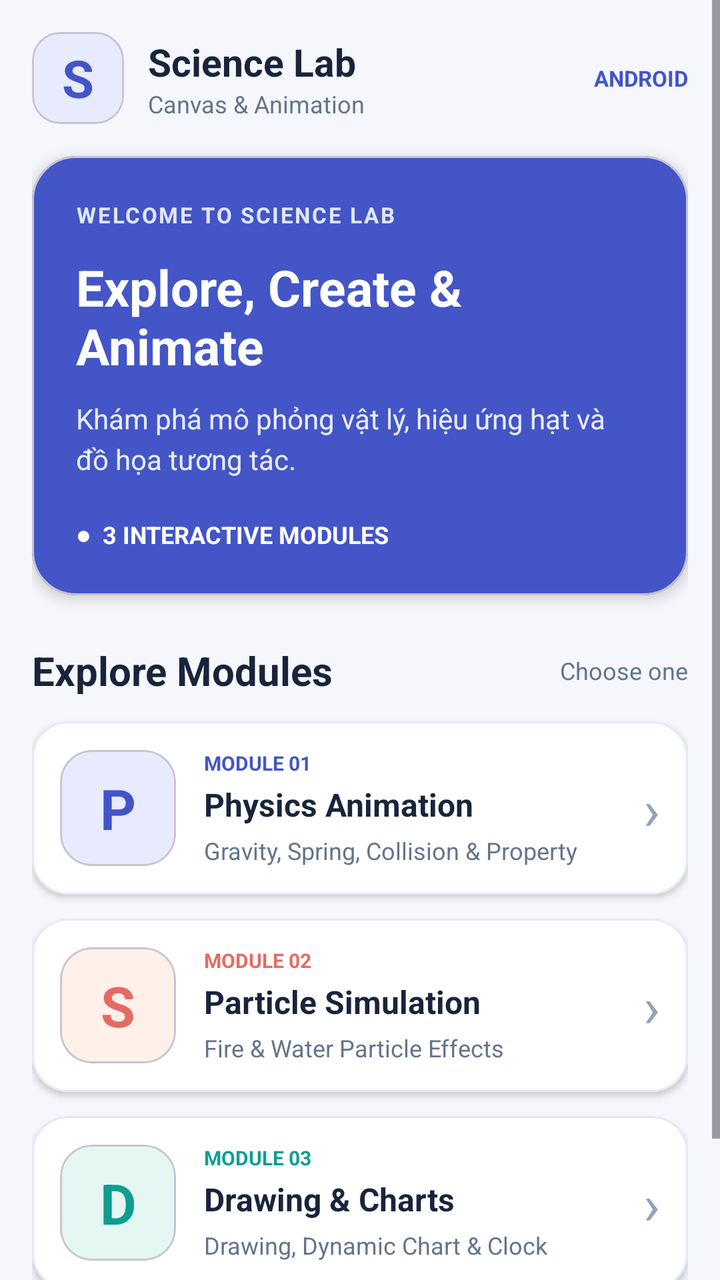
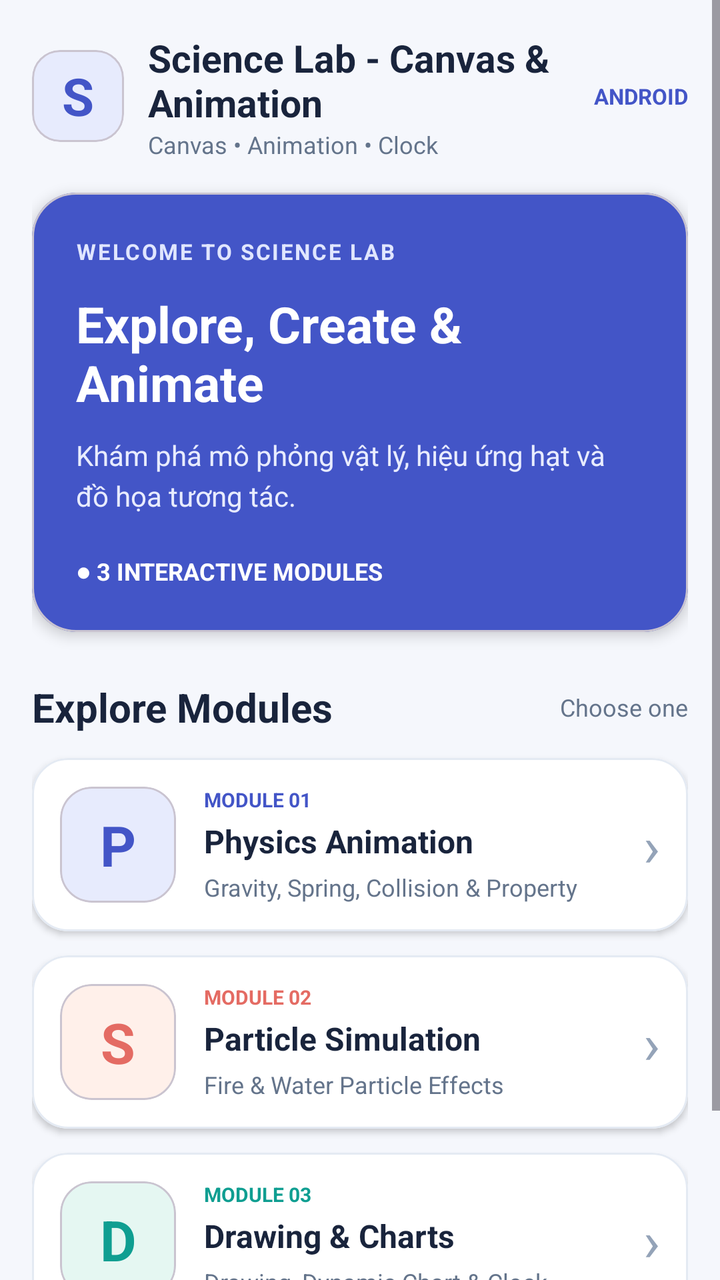

Two renders of the same Android screen: before a commit and after it. Below are the layout's source before the change and the commit's diff.
<!-- AndroidManifest.xml: application theme Theme.MyApplication -->
<!-- res/layout/fragment_home.xml -->
<ScrollView
    xmlns:android="http://schemas.android.com/apk/res/android"
    xmlns:app="http://schemas.android.com/apk/res-auto"
    android:layout_width="match_parent"
    android:layout_height="match_parent"
    android:background="#F5F7FC"
    android:fillViewport="true"
    android:clipToPadding="false">

    <LinearLayout
        android:layout_width="match_parent"
        android:layout_height="wrap_content"
        android:orientation="vertical"
        android:padding="16dp">

        
        <LinearLayout
            android:layout_width="match_parent"
            android:layout_height="wrap_content"
            android:orientation="horizontal"
            android:gravity="center_vertical"
            android:paddingBottom="16dp">

            <com.google.android.material.card.MaterialCardView
                android:layout_width="46dp"
                android:layout_height="46dp"
                app:cardCornerRadius="14dp"
                app:cardElevation="0dp"
                app:cardBackgroundColor="#E7EBFD">

                <TextView
                    android:layout_width="match_parent"
                    android:layout_height="match_parent"
                    android:gravity="center"
                    android:text="S"
                    android:textSize="26sp"
                    android:textStyle="bold"
                    android:textColor="#4355C7"/>

            </com.google.android.material.card.MaterialCardView>

            <LinearLayout
                android:layout_width="0dp"
                android:layout_height="wrap_content"
                android:layout_weight="1"
                android:orientation="vertical"
                android:paddingStart="12dp">

                <TextView
                    android:layout_width="match_parent"
                    android:layout_height="wrap_content"
                    android:text="Science Lab"
                    android:textColor="#19243C"
                    android:textSize="19sp"
                    android:textStyle="bold"/>

                <TextView
                    android:layout_width="match_parent"
                    android:layout_height="wrap_content"
                    android:text="Canvas &amp; Animation"
                    android:textColor="#64748B"
                    android:textSize="12sp"/>

            </LinearLayout>

            <TextView
                android:layout_width="wrap_content"
                android:layout_height="wrap_content"
                android:text="ANDROID"
                android:textColor="#4355C7"
                android:textSize="11sp"
                android:textStyle="bold"/>

        </LinearLayout>

        
        <com.google.android.material.card.MaterialCardView
            android:layout_width="match_parent"
            android:layout_height="wrap_content"
            app:cardCornerRadius="22dp"
            app:cardElevation="4dp"
            app:cardBackgroundColor="#4355C7">

            <LinearLayout
                android:layout_width="match_parent"
                android:layout_height="wrap_content"
                android:orientation="vertical"
                android:padding="22dp">

                <TextView
                    android:layout_width="match_parent"
                    android:layout_height="wrap_content"
                    android:text="WELCOME TO SCIENCE LAB"
                    android:textColor="#E0E6FF"
                    android:textSize="11sp"
                    android:textStyle="bold"
                    android:letterSpacing="0.08"/>

                <TextView
                    android:layout_width="match_parent"
                    android:layout_height="wrap_content"
                    android:layout_marginTop="12dp"
                    android:text="Explore, Create &amp; Animate"
                    android:textColor="#FFFFFF"
                    android:textSize="25sp"
                    android:textStyle="bold"/>

                <TextView
                    android:layout_width="match_parent"
                    android:layout_height="wrap_content"
                    android:layout_marginTop="10dp"
                    android:text="Khám phá mô phỏng vật lý, hiệu ứng hạt và đồ họa tương tác."
                    android:textColor="#E8ECFF"
                    android:textSize="14sp"
                    android:lineSpacingExtra="4dp"/>

                <TextView
                    android:layout_width="wrap_content"
                    android:layout_height="wrap_content"
                    android:layout_marginTop="20dp"
                    android:text="●  3 INTERACTIVE MODULES"
                    android:textColor="#FFFFFF"
                    android:textSize="12sp"
                    android:textStyle="bold"/>

            </LinearLayout>

        </com.google.android.material.card.MaterialCardView>

        
        <LinearLayout
            android:layout_width="match_parent"
            android:layout_height="wrap_content"
            android:layout_marginTop="24dp"
            android:layout_marginBottom="12dp"
            android:orientation="horizontal"
            android:gravity="center_vertical">

            <TextView
                android:layout_width="0dp"
                android:layout_height="wrap_content"
                android:layout_weight="1"
                android:text="Explore Modules"
                android:textSize="20sp"
                android:textStyle="bold"
                android:textColor="#19243C"/>

            <TextView
                android:layout_width="wrap_content"
                android:layout_height="wrap_content"
                android:text="Choose one"
                android:textSize="12sp"
                android:textColor="#64748B"/>

        </LinearLayout>

        
        <com.google.android.material.card.MaterialCardView
            android:id="@+id/cardPhysics"
            android:layout_width="match_parent"
            android:layout_height="wrap_content"
            android:layout_marginBottom="12dp"
            android:clickable="true"
            android:focusable="true"
            android:contentDescription="Open Physics Animation"
            android:foreground="?android:attr/selectableItemBackground"
            app:cardCornerRadius="18dp"
            app:cardElevation="2dp"
            app:strokeWidth="1dp"
            app:strokeColor="#E4EAF3"
            app:cardBackgroundColor="#FFFFFF">

            <LinearLayout
                android:layout_width="match_parent"
                android:layout_height="wrap_content"
                android:orientation="horizontal"
                android:gravity="center_vertical"
                android:padding="14dp">

                <com.google.android.material.card.MaterialCardView
                    android:layout_width="58dp"
                    android:layout_height="58dp"
                    app:cardCornerRadius="16dp"
                    app:cardElevation="0dp"
                    app:cardBackgroundColor="#E7EBFD">

                    <TextView
                        android:layout_width="match_parent"
                        android:layout_height="match_parent"
                        android:gravity="center"
                        android:text="P"
                        android:textColor="#4355C7"
                        android:textSize="28sp"
                        android:textStyle="bold"/>

                </com.google.android.material.card.MaterialCardView>

                <LinearLayout
                    android:layout_width="0dp"
                    android:layout_height="wrap_content"
                    android:layout_weight="1"
                    android:orientation="vertical"
                    android:paddingStart="14dp">

                    <TextView
                        android:layout_width="match_parent"
                        android:layout_height="wrap_content"
                        android:text="MODULE 01"
                        android:textSize="10sp"
                        android:textColor="#4355C7"
                        android:textStyle="bold"/>

                    <TextView
                        android:layout_width="match_parent"
                        android:layout_height="wrap_content"
                        android:layout_marginTop="3dp"
                        android:text="Physics Animation"
                        android:textSize="16sp"
                        android:textStyle="bold"
                        android:textColor="#19243C"/>

                    <TextView
                        android:layout_width="match_parent"
                        android:layout_height="wrap_content"
                        android:layout_marginTop="4dp"
                        android:text="Gravity, Spring, Collision &amp; Property"
                        android:textSize="12sp"
                        android:textColor="#64748B"/>

                </LinearLayout>

                <TextView
                    android:layout_width="wrap_content"
                    android:layout_height="wrap_content"
                    android:text="›"
                    android:textSize="28sp"
                    android:textColor="#94A3B8"/>

            </LinearLayout>

        </com.google.android.material.card.MaterialCardView>

        
        <com.google.android.material.card.MaterialCardView
            android:id="@+id/cardSimulation"
            android:layout_width="match_parent"
            android:layout_height="wrap_content"
            android:layout_marginBottom="12dp"
            android:clickable="true"
            android:focusable="true"
            android:contentDescription="Open Particle Simulation"
            android:foreground="?android:attr/selectableItemBackground"
            app:cardCornerRadius="18dp"
            app:cardElevation="2dp"
            app:strokeWidth="1dp"
            app:strokeColor="#E4EAF3"
            app:cardBackgroundColor="#FFFFFF">

            <LinearLayout
                android:layout_width="match_parent"
                android:layout_height="wrap_content"
                android:orientation="horizontal"
                android:gravity="center_vertical"
                android:padding="14dp">

                <com.google.android.material.card.MaterialCardView
                    android:layout_width="58dp"
                    android:layout_height="58dp"
                    app:cardCornerRadius="16dp"
                    app:cardElevation="0dp"
                    app:cardBackgroundColor="#FFF0EA">

                    <TextView
                        android:layout_width="match_parent"
                        android:layout_height="match_parent"
                        android:gravity="center"
                        android:text="S"
                        android:textColor="#E46B63"
                        android:textSize="28sp"
                        android:textStyle="bold"/>

                </com.google.android.material.card.MaterialCardView>

                <LinearLayout
                    android:layout_width="0dp"
                    android:layout_height="wrap_content"
                    android:layout_weight="1"
                    android:orientation="vertical"
                    android:paddingStart="14dp">

                    <TextView
                        android:layout_width="match_parent"
                        android:layout_height="wrap_content"
                        android:text="MODULE 02"
                        android:textSize="10sp"
                        android:textColor="#E46B63"
                        android:textStyle="bold"/>

                    <TextView
                        android:layout_width="match_parent"
                        android:layout_height="wrap_content"
                        android:layout_marginTop="3dp"
                        android:text="Particle Simulation"
                        android:textSize="16sp"
                        android:textStyle="bold"
                        android:textColor="#19243C"/>

                    <TextView
                        android:layout_width="match_parent"
                        android:layout_height="wrap_content"
                        android:layout_marginTop="4dp"
                        android:text="Fire &amp; Water Particle Effects"
                        android:textSize="12sp"
                        android:textColor="#64748B"/>

                </LinearLayout>

                <TextView
                    android:layout_width="wrap_content"
                    android:layout_height="wrap_content"
                    android:text="›"
                    android:textSize="28sp"
                    android:textColor="#94A3B8"/>

            </LinearLayout>

        </com.google.android.material.card.MaterialCardView>

        
        <com.google.android.material.card.MaterialCardView
            android:id="@+id/cardDrawing"
            android:layout_width="match_parent"
            android:layout_height="wrap_content"
            android:layout_marginBottom="12dp"
            android:clickable="true"
            android:focusable="true"
            android:contentDescription="Open Drawing and Charts"
            android:foreground="?android:attr/selectableItemBackground"
            app:cardCornerRadius="18dp"
            app:cardElevation="2dp"
            app:strokeWidth="1dp"
            app:strokeColor="#E4EAF3"
            app:cardBackgroundColor="#FFFFFF">

            <LinearLayout
                android:layout_width="match_parent"
                android:layout_height="wrap_content"
                android:orientation="horizontal"
                android:gravity="center_vertical"
                android:padding="14dp">

                <com.google.android.material.card.MaterialCardView
                    android:layout_width="58dp"
                    android:layout_height="58dp"
                    app:cardCornerRadius="16dp"
                    app:cardElevation="0dp"
                    app:cardBackgroundColor="#E5F7F2">

                    <TextView
                        android:layout_width="match_parent"
                        android:layout_height="match_parent"
                        android:gravity="center"
                        android:text="D"
                        android:textColor="#0F9E91"
                        android:textSize="28sp"
                        android:textStyle="bold"/>

                </com.google.android.material.card.MaterialCardView>

                <LinearLayout
                    android:layout_width="0dp"
                    android:layout_height="wrap_content"
                    android:layout_weight="1"
                    android:orientation="vertical"
                    android:paddingStart="14dp">

                    <TextView
                        android:layout_width="match_parent"
                        android:layout_height="wrap_content"
                        android:text="MODULE 03"
                        android:textSize="10sp"
                        android:textColor="#0F9E91"
                        android:textStyle="bold"/>

                    <TextView
                        android:layout_width="match_parent"
                        android:layout_height="wrap_content"
                        android:layout_marginTop="3dp"
                        android:text="Drawing &amp; Charts"
                        android:textSize="16sp"
                        android:textStyle="bold"
                        android:textColor="#19243C"/>

                    <TextView
                        android:layout_width="match_parent"
                        android:layout_height="wrap_content"
                        android:layout_marginTop="4dp"
                        android:text="Drawing, Dynamic Chart &amp; Clock"
                        android:textSize="12sp"
                        android:textColor="#64748B"/>

                </LinearLayout>

                <TextView
                    android:layout_width="wrap_content"
                    android:layout_height="wrap_content"
                    android:text="›"
                    android:textSize="28sp"
                    android:textColor="#94A3B8"/>

            </LinearLayout>

        </com.google.android.material.card.MaterialCardView>

        
        <TextView
            android:layout_width="match_parent"
            android:layout_height="wrap_content"
            android:layout_marginTop="12dp"
            android:layout_marginBottom="20dp"
            android:text="ANDROID CANVAS &amp; ANIMATION PROJECT"
            android:textSize="11sp"
            android:textColor="#94A3B8"
            android:gravity="center"/>

    </LinearLayout>

</ScrollView>
<!-- resources referenced by this layout -->
<resources>
  <style name="Theme.MyApplication" parent="Base.Theme.MyApplication" />
  <style name="Base.Theme.MyApplication" parent="Theme.Material3.DayNight.NoActionBar">
          
          
      </style>
</resources>

<!-- the commit's change to res/layout/fragment_home.xml (unified diff, before → after) -->
@@ -1,3 +1,4 @@
+<?xml version="1.0" encoding="utf-8"?>
 <ScrollView
     xmlns:android="http://schemas.android.com/apk/res/android"
     xmlns:app="http://schemas.android.com/apk/res-auto"
@@ -49,7 +50,7 @@
                 <TextView
                     android:layout_width="match_parent"
                     android:layout_height="wrap_content"
-                    android:text="Science Lab"
+                    android:text="@string/app_name"
                     android:textColor="#19243C"
                     android:textSize="19sp"
                     android:textStyle="bold"/>
@@ -57,7 +58,7 @@
                 <TextView
                     android:layout_width="match_parent"
                     android:layout_height="wrap_content"
-                    android:text="Canvas &amp; Animation"
+                    android:text="@string/tag_drawing_features"
                     android:textColor="#64748B"
                     android:textSize="12sp"/>
 
@@ -66,7 +67,7 @@
             <TextView
                 android:layout_width="wrap_content"
                 android:layout_height="wrap_content"
-                android:text="ANDROID"
+                android:text="@string/android_badge"
                 android:textColor="#4355C7"
                 android:textSize="11sp"
                 android:textStyle="bold"/>
@@ -90,7 +91,7 @@
                 <TextView
                     android:layout_width="match_parent"
                     android:layout_height="wrap_content"
-                    android:text="WELCOME TO SCIENCE LAB"
+                    android:text="@string/welcome_header"
                     android:textColor="#E0E6FF"
                     android:textSize="11sp"
                     android:textStyle="bold"
@@ -100,7 +101,7 @@
                     android:layout_width="match_parent"
                     android:layout_height="wrap_content"
                     android:layout_marginTop="12dp"
-                    android:text="Explore, Create &amp; Animate"
+                    android:text="@string/welcome_title"
                     android:textColor="#FFFFFF"
                     android:textSize="25sp"
                     android:textStyle="bold"/>
@@ -109,7 +110,7 @@
                     android:layout_width="match_parent"
                     android:layout_height="wrap_content"
                     android:layout_marginTop="10dp"
-                    android:text="Khám phá mô phỏng vật lý, hiệu ứng hạt và đồ họa tương tác."
+                    android:text="@string/welcome_desc"
                     android:textColor="#E8ECFF"
                     android:textSize="14sp"
                     android:lineSpacingExtra="4dp"/>
@@ -118,7 +119,7 @@
                     android:layout_width="wrap_content"
                     android:layout_height="wrap_content"
                     android:layout_marginTop="20dp"
-                    android:text="●  3 INTERACTIVE MODULES"
+                    android:text="@string/interactive_modules_badge"
                     android:textColor="#FFFFFF"
                     android:textSize="12sp"
                     android:textStyle="bold"/>
@@ -140,7 +141,7 @@
                 android:layout_width="0dp"
                 android:layout_height="wrap_content"
                 android:layout_weight="1"
-                android:text="Explore Modules"
+                android:text="@string/explore_modules_title"
                 android:textSize="20sp"
                 android:textStyle="bold"
                 android:textColor="#19243C"/>
@@ -148,7 +149,7 @@
             <TextView
                 android:layout_width="wrap_content"
                 android:layout_height="wrap_content"
-                android:text="Choose one"
+                android:text="@string/choose_one"
                 android:textSize="12sp"
                 android:textColor="#64748B"/>
 
@@ -162,7 +163,7 @@
             android:layout_marginBottom="12dp"
             android:clickable="true"
             android:focusable="true"
-            android:contentDescription="Open Physics Animation"
+            android:contentDescription="@string/desc_open_physics"
             android:foreground="?android:attr/selectableItemBackground"
             app:cardCornerRadius="18dp"
             app:cardElevation="2dp"
@@ -205,7 +206,7 @@
                     <TextView
                         android:layout_width="match_parent"
                         android:layout_height="wrap_content"
-                        android:text="MODULE 01"
+                        android:text="@string/module_01_label"
                         android:textSize="10sp"
                         android:textColor="#4355C7"
                         android:textStyle="bold"/>
@@ -214,7 +215,7 @@
                         android:layout_width="match_parent"
                         android:layout_height="wrap_content"
                         android:layout_marginTop="3dp"
-                        android:text="Physics Animation"
+                        android:text="@string/module_01_title"
                         android:textSize="16sp"
                         android:textStyle="bold"
                         android:textColor="#19243C"/>
@@ -223,7 +224,7 @@
                         android:layout_width="match_parent"
                         android:layout_height="wrap_content"
                         android:layout_marginTop="4dp"
-                        android:text="Gravity, Spring, Collision &amp; Property"
+                        android:text="@string/module_01_desc"
                         android:textSize="12sp"
                         android:textColor="#64748B"/>
 
@@ -248,7 +249,7 @@
             android:layout_marginBottom="12dp"
             android:clickable="true"
             android:focusable="true"
-            android:contentDescription="Open Particle Simulation"
+            android:contentDescription="@string/desc_open_simulation"
             android:foreground="?android:attr/selectableItemBackground"
             app:cardCornerRadius="18dp"
             app:cardElevation="2dp"
@@ -291,7 +292,7 @@
                     <TextView
                         android:layout_width="match_parent"
                         android:layout_height="wrap_content"
-                        android:text="MODULE 02"
+                        android:text="@string/module_02_label"
                         android:textSize="10sp"
                         android:textColor="#E46B63"
                         android:textStyle="bold"/>
@@ -300,7 +301,7 @@
                         android:layout_width="match_parent"
                         android:layout_height="wrap_content"
                         android:layout_marginTop="3dp"
-                        android:text="Particle Simulation"
+                        android:text="@string/module_02_title"
                         android:textSize="16sp"
                         android:textStyle="bold"
                         android:textColor="#19243C"/>
@@ -309,7 +310,7 @@
                         android:layout_width="match_parent"
                         android:layout_height="wrap_content"
                         android:layout_marginTop="4dp"
-                        android:text="Fire &amp; Water Particle Effects"
+                        android:text="@string/module_02_desc"
                         android:textSize="12sp"
                         android:textColor="#64748B"/>
 
@@ -334,7 +335,7 @@
             android:layout_marginBottom="12dp"
             android:clickable="true"
             android:focusable="true"
-            android:contentDescription="Open Drawing and Charts"
+            android:contentDescription="@string/desc_open_drawing"
             android:foreground="?android:attr/selectableItemBackground"
             app:cardCornerRadius="18dp"
             app:cardElevation="2dp"
@@ -377,7 +378,7 @@
                     <TextView
                         android:layout_width="match_parent"
                         android:layout_height="wrap_content"
-                        android:text="MODULE 03"
+                        android:text="@string/module_03_label"
                         android:textSize="10sp"
                         android:textColor="#0F9E91"
                         android:textStyle="bold"/>
@@ -386,7 +387,7 @@
                         android:layout_width="match_parent"
                         android:layout_height="wrap_content"
                         android:layout_marginTop="3dp"
-                        android:text="Drawing &amp; Charts"
+                        android:text="@string/module_03_title"
                         android:textSize="16sp"
                         android:textStyle="bold"
                         android:textColor="#19243C"/>
@@ -395,7 +396,7 @@
                         android:layout_width="match_parent"
                         android:layout_height="wrap_content"
                         android:layout_marginTop="4dp"
-                        android:text="Drawing, Dynamic Chart &amp; Clock"
+                        android:text="@string/module_03_desc"
                         android:textSize="12sp"
                         android:textColor="#64748B"/>
 
@@ -418,7 +419,7 @@
             android:layout_height="wrap_content"
             android:layout_marginTop="12dp"
             android:layout_marginBottom="20dp"
-            android:text="ANDROID CANVAS &amp; ANIMATION PROJECT"
+            android:text="@string/project_footer"
             android:textSize="11sp"
             android:textColor="#94A3B8"
             android:gravity="center"/>
<!-- resource entries referenced after the edit -->
@@ -1,5 +1,27 @@
 <!-- resources referenced by this layout -->
 <resources>
+  <string name="android_badge">ANDROID</string>
+  <string name="app_name">Science Lab - Canvas &amp; Animation</string>
+  <string name="choose_one">Choose one</string>
+  <string name="desc_open_drawing">Open Drawing and Charts</string>
+  <string name="desc_open_physics">Open Physics Animation</string>
+  <string name="desc_open_simulation">Open Particle Simulation</string>
+  <string name="explore_modules_title">Explore Modules</string>
+  <string name="interactive_modules_badge">●  3 INTERACTIVE MODULES</string>
+  <string name="module_01_desc">Gravity, Spring, Collision &amp; Property</string>
+  <string name="module_01_label">MODULE 01</string>
+  <string name="module_01_title">Physics Animation</string>
+  <string name="module_02_desc">Fire &amp; Water Particle Effects</string>
+  <string name="module_02_label">MODULE 02</string>
+  <string name="module_02_title">Particle Simulation</string>
+  <string name="module_03_desc">Drawing, Dynamic Chart &amp; Clock</string>
+  <string name="module_03_label">MODULE 03</string>
+  <string name="module_03_title">Drawing &amp; Charts</string>
+  <string name="project_footer">ANDROID CANVAS &amp; ANIMATION PROJECT</string>
+  <string name="tag_drawing_features">Canvas  •  Animation  •  Clock</string>
+  <string name="welcome_desc">Khám phá mô phỏng vật lý, hiệu ứng hạt và đồ họa tương tác.</string>
+  <string name="welcome_header">WELCOME TO SCIENCE LAB</string>
+  <string name="welcome_title">Explore, Create &amp; Animate</string>
   <style name="Theme.MyApplication" parent="Base.Theme.MyApplication" />
   <style name="Base.Theme.MyApplication" parent="Theme.Material3.DayNight.NoActionBar">
           
